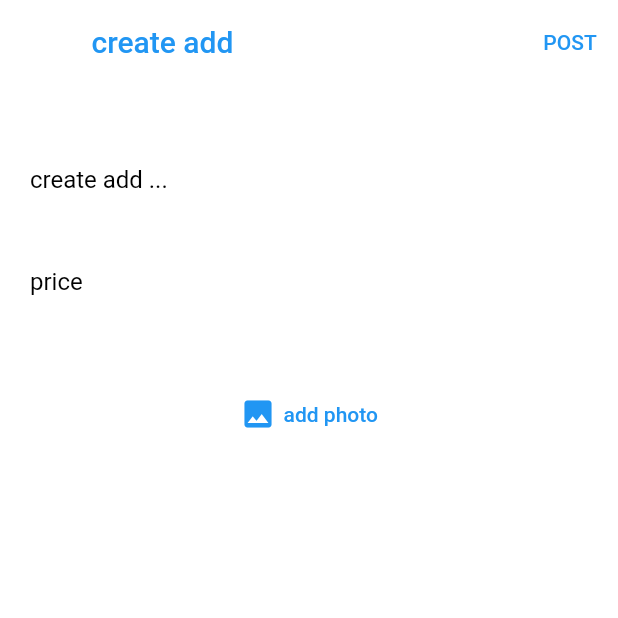
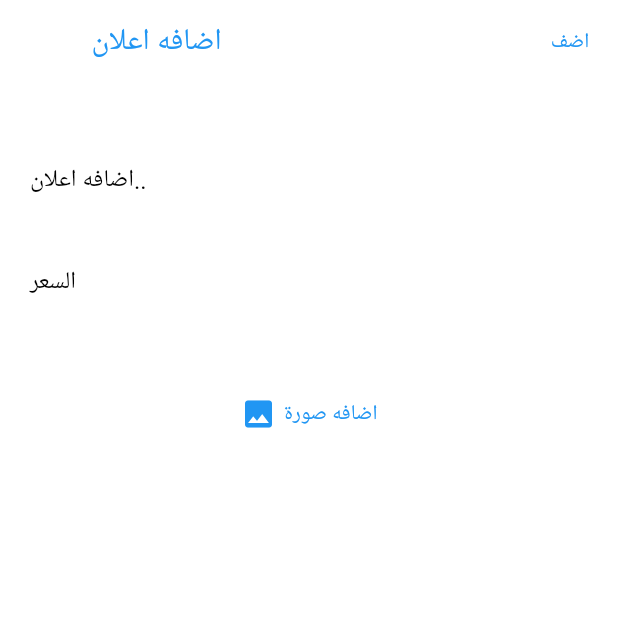
Before and after one commit to mohamed6572/Kawader, a Flutter app: the New_Post_Screan screen opened directly, on a phone screen of 412 x 824 dp, the top half of it. Run offline on Flutter 3.47's test engine with Material 2 defaults, Android fonts, the phone set to English and light mode, and no system bars; our stand-ins replace bloc, buildcondition, carousel_slider, cloud_firestore, country_code_picker, easy_splash_screen and 4 more; accounts and stored records are empty.

Commit message:
get slider image succses added  admin

```diff
--- a/lib/layout/cubit/cubit.dart
+++ b/lib/layout/cubit/cubit.dart
@@ -1,8 +1,8 @@
-
 import 'package:cloud_firestore/cloud_firestore.dart';
 import 'package:flutter/material.dart';
 import 'package:flutter_bloc/flutter_bloc.dart';
 import 'package:souq/layout/cubit/states.dart';
+import 'package:souq/models/slider_model.dart';
 import 'package:souq/models/user_model.dart';
 import 'package:souq/modules/NewPost.dart';
 import 'package:souq/modules/ProductsScrean.dart';
@@ -14,29 +14,31 @@ class SocialCubit extends Cubit<SocialStates> {
 
   static SocialCubit get(context) => BlocProvider.of(context);
 
-  //
-  // List<SocialUserModel> users = [];
-  //
-  // void getAllUsers() {
-  //   if (users.length == 0)
-  //     FirebaseFirestore.instance.collection('users').get().then((value) {
-  //       value.docs.forEach((element) {
-  //         if (element.data()['uId'] != userModel?.uId)
-  //           users.add(SocialUserModel.fromJson(element.data()));
-  //       });
-  //
-  //       emit(SocialgetAllUsersSucsesState());
-  //     }).catchError((error) {
-  //       emit(SocialgetAllUsersErrorState(error.toString()));
-  //     });
-  // }
+  SliderModel? sliderModel;
+List<SliderModel> slider= [];
+  void getSilderImage() {
+    FirebaseFirestore.instance
+        .collection('users')
+        .doc('vu34PnN9JmkvlXGkTyg8')
+        .collection('slideradds')
+        .get()
+        .then((value) {
+      value.docs.forEach((element) {
+          slider.add(SliderModel.fromJson(element.data()));
+      });
+      emit(getSliderImageSucsesState());
+      print('sucsssssssssssssssssssssssssssssssses');
+    })
+        .catchError((e) {
+          emit(getSliderImageErrorState());
+    });
+  }
 
   SocialUserModel? userModel;
+
   void getUserData() {
     emit(SocialgetUserLoadingState());
-
     FirebaseFirestore.instance.collection('users').doc(uId).get().then((value) {
-
       print(value.data());
       userModel = SocialUserModel.fromJson(value.data()!);
       print(userModel?.name);
@@ -53,9 +55,48 @@ class SocialCubit extends Cubit<SocialStates> {
     Social_Settings(),
   ];
   List<String> titles = [
-    'Home',
-    'Post',
-    'Settings',
+    'الرئيسية',
+    'اضافه اعلان',
+    'الاعدادات',
+  ];
+
+  List<Widget> list = [
+    ClipRRect(
+      borderRadius: BorderRadius.circular(15),
+      child: Image(
+        image: NetworkImage(
+            'https://encrypted-tbn0.gstatic.com/images?q=tbn:ANd9GcRdUOaC_-e6JiiolVbgqKoZbWYs8PilfBpaY6JjK_EgIWeiU1cqiPrzptougEotrkR1Yac&usqp=CAU'),
+        width: double.infinity,
+        fit: BoxFit.fill,
+      ),
+    ),
+    ClipRRect(
+      borderRadius: BorderRadius.circular(15),
+      child: Image(
+        image: NetworkImage(
+            'https://encrypted-tbn0.gstatic.com/images?q=tbn:ANd9GcRdUOaC_-e6JiiolVbgqKoZbWYs8PilfBpaY6JjK_EgIWeiU1cqiPrzptougEotrkR1Yac&usqp=CAU'),
+        width: double.infinity,
+        fit: BoxFit.fill,
+      ),
+    ),
+    ClipRRect(
+      borderRadius: BorderRadius.circular(15),
+      child: Image(
+        image: NetworkImage(
+            'https://encrypted-tbn0.gstatic.com/images?q=tbn:ANd9GcRdUOaC_-e6JiiolVbgqKoZbWYs8PilfBpaY6JjK_EgIWeiU1cqiPrzptougEotrkR1Yac&usqp=CAU'),
+        width: double.infinity,
+        fit: BoxFit.fill,
+      ),
+    ),
+    ClipRRect(
+      borderRadius: BorderRadius.circular(15),
+      child: Image(
+        image: NetworkImage(
+            'https://encrypted-tbn0.gstatic.com/images?q=tbn:ANd9GcRdUOaC_-e6JiiolVbgqKoZbWYs8PilfBpaY6JjK_EgIWeiU1cqiPrzptougEotrkR1Yac&usqp=CAU'),
+        width: double.infinity,
+        fit: BoxFit.fill,
+      ),
+    ),
   ];
 
   int CurrentIndex = 0;
@@ -67,6 +108,6 @@ class SocialCubit extends Cubit<SocialStates> {
     else {
       CurrentIndex = index;
       emit(SocialChangeBottomNavState());
-    }}
-
+    }
+  }
 }
--- a/lib/layout/cubit/states.dart
+++ b/lib/layout/cubit/states.dart
@@ -5,6 +5,9 @@ class SocialInitialState extends SocialStates {}
 class SocialgetUserLoadingState extends SocialStates {}
 
 class SocialgetUserSucsesState extends SocialStates {}
+
+class getSliderImageSucsesState extends SocialStates {}
+class getSliderImageErrorState extends SocialStates {}
 
 class SocialgetUserErrorState extends SocialStates {
   final String error;
--- a/lib/layout/social_layout.dart
+++ b/lib/layout/social_layout.dart
@@ -36,11 +36,11 @@ class SocialLayout extends StatelessWidget {
                 cubit.ChangeIndex(index);
               },
               items: [
-                BottomNavigationBarItem(icon: Icon(Icons.home),label: 'Home'),
+                BottomNavigationBarItem(icon: Icon(Icons.home),label: 'الرئيسية'),
 
-                BottomNavigationBarItem(icon: Icon(Icons.upload_file),label: 'add'),
+                BottomNavigationBarItem(icon: Icon(Icons.upload_file),label: 'اضافه اعلان'),
 
-                BottomNavigationBarItem(icon: Icon(Icons.settings),label: 'Settings'),
+                BottomNavigationBarItem(icon: Icon(Icons.settings),label: 'الاعدادات'),
               ],
             ),
           );
--- /dev/null
+++ b/lib/models/slider_model.dart
@@ -0,0 +1,18 @@
+class SliderModel {
+   String? image;
+
+
+
+   SliderModel({
+     this.image,
+
+
+  });
+
+   SliderModel.fromJson(Map<String, dynamic> json) {
+    image = json['image'];
+
+
+  }
+
+}
--- a/lib/modules/NewPost.dart
+++ b/lib/modules/NewPost.dart
@@ -21,8 +21,8 @@ class New_Post_Screan extends StatelessWidget {
         builder: (context , state){
           return Scaffold(
             backgroundColor: Colors.white,
-            appBar: defultAppBar(context: context, title: 'create add', actions: [
-              defultTextButtton(text: 'Post', function: () {
+            appBar: defultAppBar(context: context, title: 'اضافه اعلان', actions: [
+              defultTextButtton(text: 'اضف', function: () {
               }),
             ]),
             body: Padding(
@@ -40,7 +40,7 @@ class New_Post_Screan extends StatelessWidget {
                   ),
                   TextFormField(
                     decoration: InputDecoration(
-                        hintText: 'create add ...',
+                        hintText: 'اضافه اعلان..',
                         hintStyle:TextStyle(color: Colors.black) ,
                         border: InputBorder.none),
                     controller: textController,
@@ -48,7 +48,7 @@ class New_Post_Screan extends StatelessWidget {
                   SizedBox(height: 20,),
                   TextFormField(
                     decoration: InputDecoration(
-                        hintText: 'price',
+                        hintText: 'السعر',
                         hintStyle:TextStyle(color: Colors.black) ,
                         border: InputBorder.none),
                     controller: textController,
@@ -94,7 +94,7 @@ class New_Post_Screan extends StatelessWidget {
                               SizedBox(
                                 width: 5,
                               ),
-                              Text('add photo')
+                              Text('اضافه صورة')
                             ],
                           ),
                         ),
--- a/pubspec.yaml
+++ b/pubspec.yaml
@@ -46,6 +46,7 @@ dependencies:
   # The following adds the Cupertino Icons font to your application.
   # Use with the CupertinoIcons class for iOS style icons.
   cupertino_icons: ^1.0.2
+  easy_splash_screen: ^1.0.3
 
 
 dev_dependencies:
```
Also changed, not shown: lib/main.dart (+17 -3 lines), lib/modules/ProductsScrean.dart (+22 -96 lines), lib/modules/settings/Social_Settings.dart (+35 -16 lines), lib/modules/social_Register/social_Register_Screan.dart (+6 -6 lines), lib/modules/social_login/social_login_screan.dart (+6 -6 lines), lib/shared/components/components.dart (+45 -0 lines), lib/models/add_model.dart (added), pubspec.lock.
